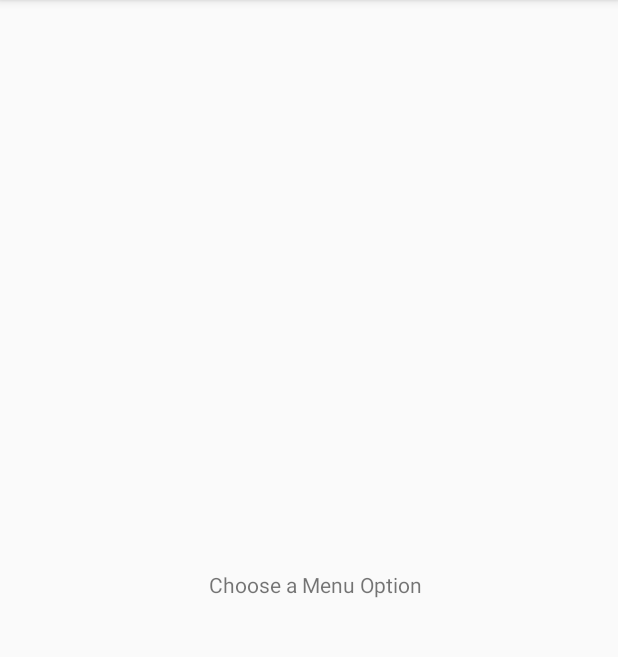
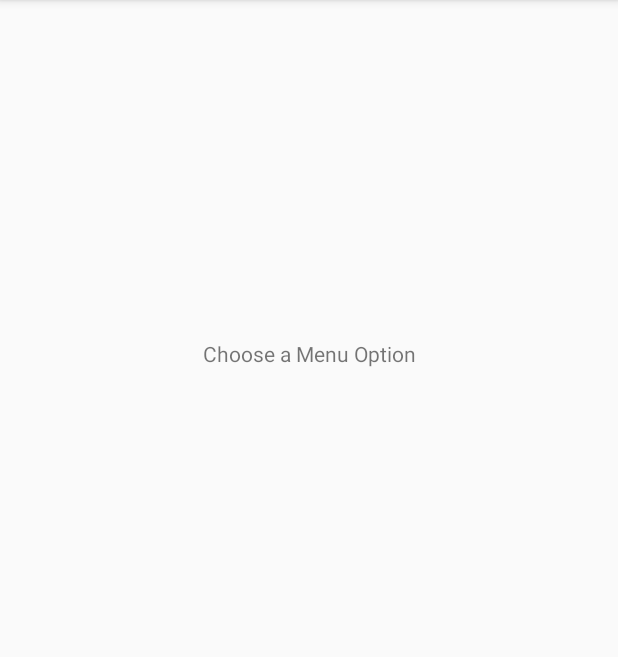
Before and after one commit to sarvan2shekar/Sqlite, an Android app: the screen it shows after launch (MainActivity), on a phone screen of 412 x 824 dp, the part 84-741 px from its top. Run offline under Robolectric (Android 15) with nearby library versions, the phone set to English and light mode, and no system bars.

Commit message:
Formatted Code

```diff
--- a/app/src/main/java/com/testapp/sarvan/sqlite/presenter/DB/EmployeeDBHandler.java
+++ b/app/src/main/java/com/testapp/sarvan/sqlite/presenter/DB/EmployeeDBHandler.java
@@ -6,12 +6,12 @@ import android.database.sqlite.SQLiteOpenHelper;
 
 /**
  * Created by sarva on 07-08-2017.
+ * DB handler
  */
 
 public class EmployeeDBHandler extends SQLiteOpenHelper {
     private static final String DATABASE_NAME = "employees.db";
     private static final int DATABASE_VERSION = 1;
-
     public static final String TABLE_EMPLOYEES = "employees";
     public static final String COLUMN_ID = "empId";
     public static final String COLUMN_FIRST_NAME = "firstname";
--- a/app/src/main/res/layout/activity_main.xml
+++ b/app/src/main/res/layout/activity_main.xml
@@ -15,8 +15,8 @@
         app:layout_constraintRight_toRightOf="parent"
         app:layout_constraintTop_toTopOf="parent"
         android:layout_marginLeft="8dp"
-        app:layout_constraintHorizontal_bias="0.502"
-        app:layout_constraintVertical_bias="0.502"
+        app:layout_constraintHorizontal_bias="0.485"
+        app:layout_constraintVertical_bias="0.294"
         android:layout_marginTop="8dp" />
 
 </android.support.constraint.ConstraintLayout>
```
